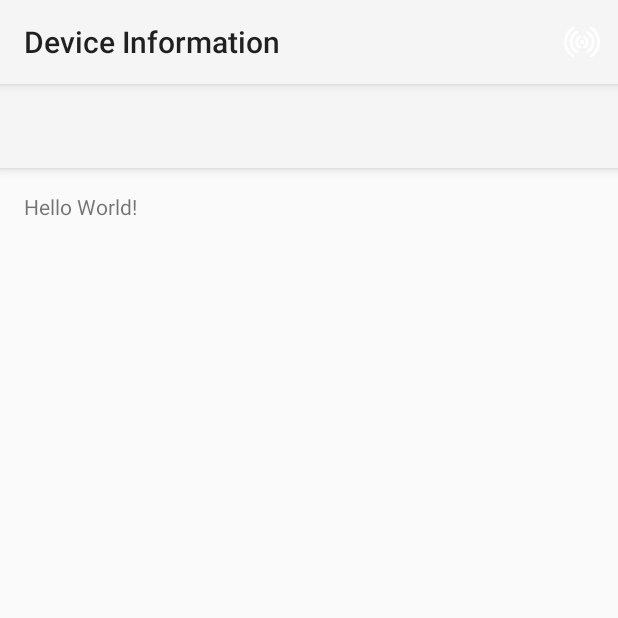
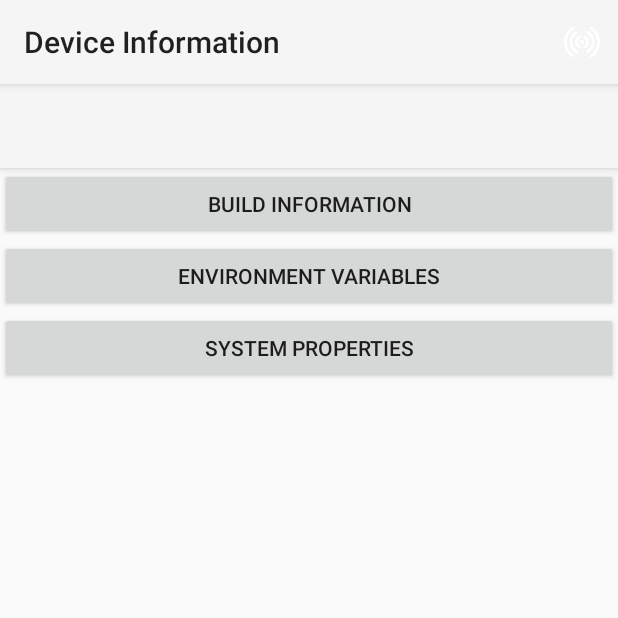
Before and after one commit to tamalnath/DeviceInformation, an Android app: the screen it shows after launch (MainActivity), on a phone screen of 412 x 824 dp, the top half of it. Run offline under Robolectric (Android 15) with nearby library versions, the phone set to English and light mode, and no system bars; 1 statement that could not run was skipped.

Commit message:
Added Build information

```diff
--- a/app/src/main/res/layout/activity_main.xml
+++ b/app/src/main/res/layout/activity_main.xml
@@ -11,20 +11,38 @@
         android:layout_width="match_parent"
         android:layout_height="wrap_content" />
 
-    <LinearLayout
+    <ScrollView
         android:layout_width="match_parent"
-        android:layout_height="wrap_content"
-        android:orientation="vertical"
-        android:paddingBottom="@dimen/activity_vertical_margin"
-        android:paddingLeft="@dimen/activity_horizontal_margin"
-        android:paddingRight="@dimen/activity_horizontal_margin"
-        android:paddingTop="@dimen/activity_vertical_margin">
+        android:layout_height="match_parent"
+        android:id="@+id/scrollView"
+        android:layout_gravity="center_horizontal">
 
-        <TextView
-            android:layout_width="wrap_content"
+        <LinearLayout
+            android:layout_width="match_parent"
             android:layout_height="wrap_content"
-            android:text="Hello World!" />
+            android:orientation="vertical">
 
-    </LinearLayout>
+            <Button
+                android:text="@string/build_information"
+                android:id="@+id/build_information"
+                android:onClick="showDetails"
+                android:layout_width="match_parent"
+                android:layout_height="wrap_content" />
 
+            <Button
+                android:text="@string/environment_variables"
+                android:id="@+id/environment_variables"
+                android:onClick="showDetails"
+                android:layout_width="match_parent"
+                android:layout_height="wrap_content" />
+
+            <Button
+                android:text="@string/system_properties"
+                android:id="@+id/system_properties"
+                android:onClick="showDetails"
+                android:layout_width="match_parent"
+                android:layout_height="wrap_content" />
+
+        </LinearLayout>
+    </ScrollView>
 </LinearLayout>
--- a/app/src/main/res/menu/toolbar_menu.xml
+++ b/app/src/main/res/menu/toolbar_menu.xml
@@ -5,7 +5,7 @@
     <item
         android:id="@+id/action_home"
         android:icon="@drawable/ic_home"
-        android:title="@string/activity_home"
+        android:title="@string/activity_main"
         app:showAsAction="ifRoom"/>
 
     <item
--- a/app/src/main/res/values/strings.xml
+++ b/app/src/main/res/values/strings.xml
@@ -3,7 +3,12 @@
 
     <string name="loading">Loading&#8230;</string>
 
-    <string name="activity_home">Home</string>
+    <string name="activity_main">Home</string>
+    <string name="build_information">Build Information</string>
+    <string name="environment_variables">Environment Variables</string>
+    <string name="system_properties">System Properties</string>
+
+    <string name="activity_show_data_helper">Show Data</string>
 
     <string name="activity_sensor">Sensor</string>
     <string name="sensor_type_unknown">Unknown</string>
--- a/build.gradle
+++ b/build.gradle
@@ -5,7 +5,7 @@ buildscript {
         jcenter()
     }
     dependencies {
-        classpath 'com.android.tools.build:gradle:2.1.3'
+        classpath 'com.android.tools.build:gradle:2.2.0'
 
         // NOTE: Do not place your application dependencies here; they belong
         // in the individual module build.gradle files
```
Also changed, not shown: app/src/main/AndroidManifest.xml (+5 -6 lines), app/src/main/java/org/tamal/deviceinformation/MainActivity.java (+11 -0 lines), app/src/main/java/org/tamal/deviceinformation/ShowDataHelperActivity.java (added, +66 -0 lines), app/src/main/java/org/tamal/deviceinformation/Utils.java (+59 -2 lines), app/src/main/res/layout/activity_show_data_helper.xml (added, +34 -0 lines).
